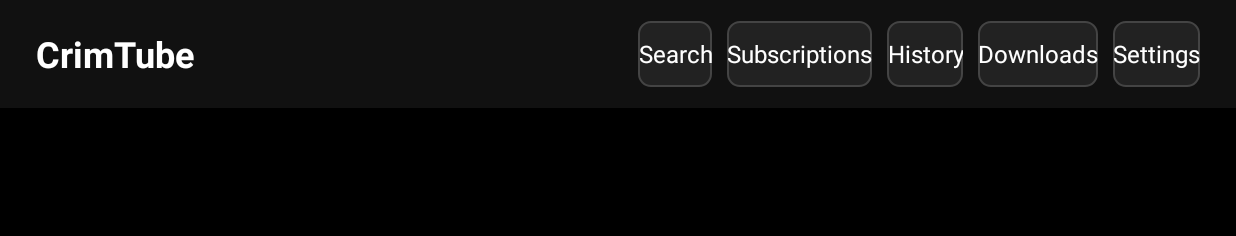
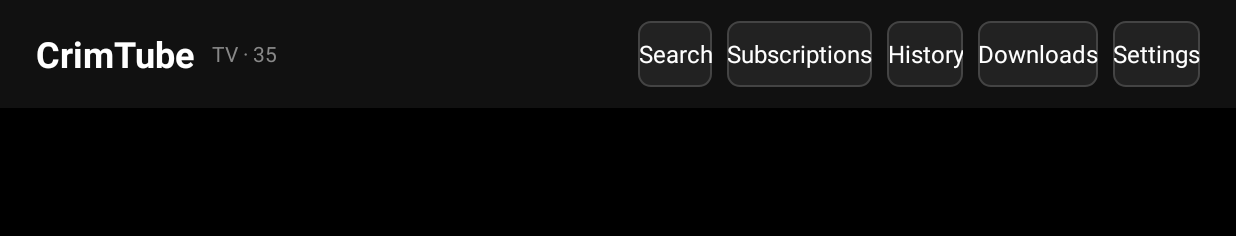
Before and after one commit to Artem777g/CrimTube, an Android app: the TvMainActivity screen opened directly, with no data from a screen before it, on a phone screen of 824 x 412 dp (held sideways). Shown: the top 236 px of the screen. Run offline under Robolectric (Android 15) with nearby library versions, the phone set to English and light mode, and no system bars; network calls fail.

Commit message:
Bump TV build to 35 and show version

```diff
--- a/android/app/build.gradle
+++ b/android/app/build.gradle
@@ -8,7 +8,7 @@ android {
         minSdkVersion 3
         //noinspection OldTargetApi
         targetSdkVersion 25
-        versionCode 34
+        versionCode 35
         versionName "0.3.1"
         setProperty("archivesBaseName", "CrimTube-$versionName") //e.g. CrimTube-0.1.0-release.apk
     }
--- a/android/app/src/main/java/io/github/gohoski/notpipe/TvMainActivity.java
+++ b/android/app/src/main/java/io/github/gohoski/notpipe/TvMainActivity.java
@@ -37,6 +37,9 @@ public class TvMainActivity extends Activity {
     protected void onCreate(Bundle savedInstanceState) {
         super.onCreate(savedInstanceState);
         setContentView(R.layout.activity_tv_main);
+
+        TextView version = (TextView) findViewById(R.id.tv_version);
+        version.setText("TV · " + BuildConfig.VERSION_CODE);
 
         grid = (GridView) findViewById(R.id.tv_grid);
         loading = (ProgressBar) findViewById(R.id.tv_loading);
--- a/android/app/src/main/res/layout/activity_tv_main.xml
+++ b/android/app/src/main/res/layout/activity_tv_main.xml
@@ -22,6 +22,15 @@
             android:textColor="#FFFFFF"
             android:textSize="24sp"
             android:textStyle="bold" />
+
+        <TextView
+            android:id="@+id/tv_version"
+            android:layout_width="wrap_content"
+            android:layout_height="wrap_content"
+            android:layout_marginLeft="12dp"
+            android:text="TV"
+            android:textColor="#888888"
+            android:textSize="14sp" />
 
         <Space
             android:layout_width="0dp"
```
